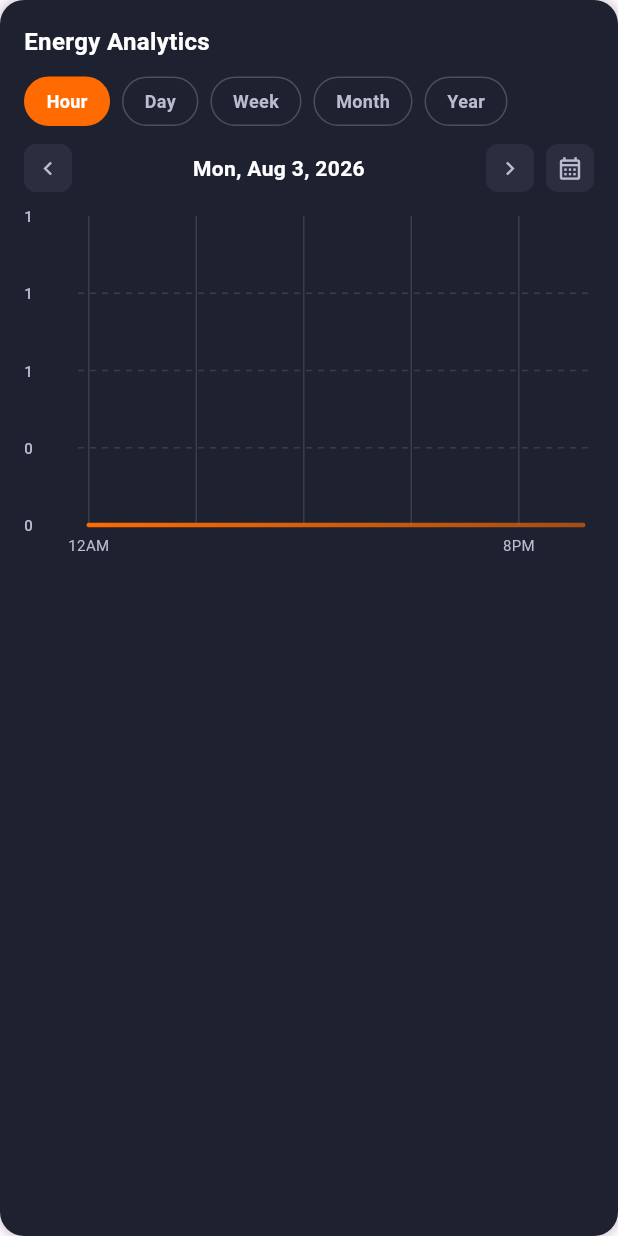
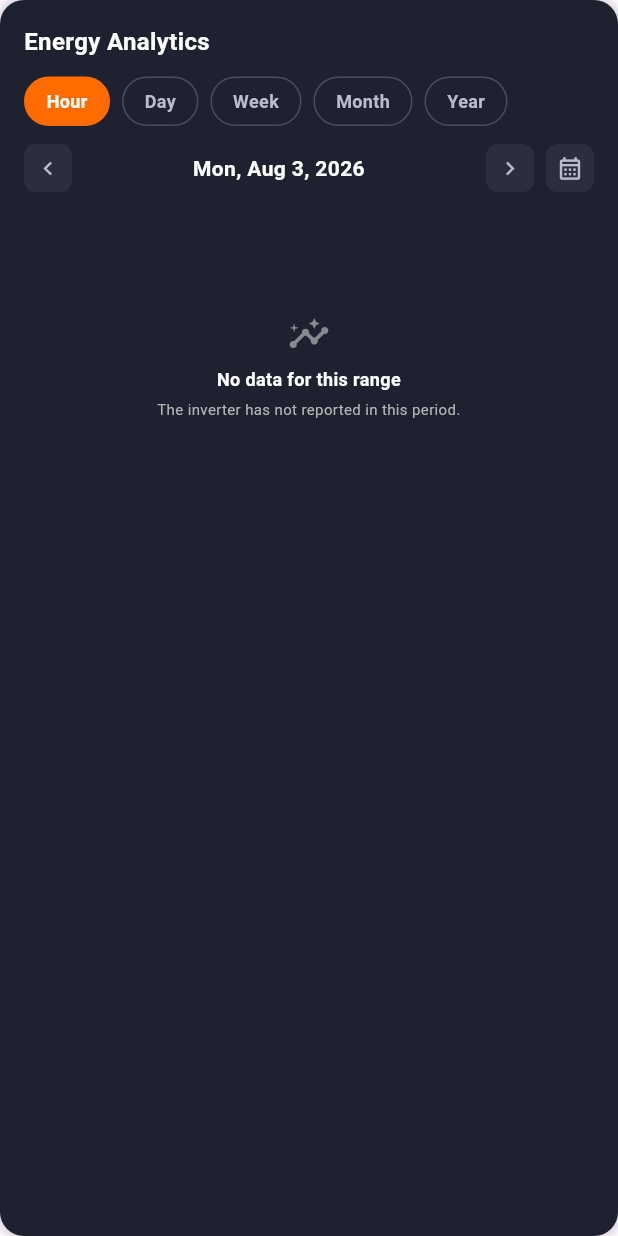
Before and after one commit to MUzair030/solaris-inverter, a Flutter app: the EnergyAnalyticsSection widget shown alone on an empty page, opened directly, on a phone screen of 412 x 824 dp. Run offline on Flutter 3.47's test engine with Material 3 defaults, Android fonts, the phone set to English and light mode, and no system bars; drawn by our look-alikes of fl_chart; our stand-ins replace connectivity_plus, dio, flutter_html, flutter_local_notifications, fluttertoast and 5 more; missing offline and left inert: android_intent_plus, dart:ffi, disable_battery_optimization, flutter_background_service, mobile_scanner, network_info_plus and 2 more; accounts and stored records are empty.

Commit message:
fix(charts): plot only actual backend buckets with no zero-padding; show dots for sparse series

```diff
--- a/lib/presentation/widgets/EnergyAnalyticsSection.dart
+++ b/lib/presentation/widgets/EnergyAnalyticsSection.dart
@@ -36,11 +36,6 @@ class _EnergyAnalyticsSectionState extends State<EnergyAnalyticsSection> {
   DateTime _selectedDay = DateTime.now();
   DateTime _selectedMonth = DateTime.now();
   DateTime _selectedYear = DateTime.now();
-
-  static const List<String> _hourLabels = [
-    '12AM', '', '', '', '4AM', '', '', '', '8AM', '', '', '',
-    '12PM', '', '', '', '4PM', '', '', '', '8PM', '', '', '',
-  ];
 
   @override
   void initState() {
@@ -298,62 +293,36 @@ class _EnergyAnalyticsSectionState extends State<EnergyAnalyticsSection> {
   }
 
   List<FlSpot> _buildSpots(List<InverterStatsModel> stats) {
-    switch (_tab) {
-      case AnalyticsTab.hour:
-        final hours = <int, double>{};
-        for (final item in stats) {
-          final hour = int.tryParse(
-              item.bucket.length > 13 ? item.bucket.substring(11, 13) : '');
-          if (hour != null) hours[hour] = item.energyConsumed;
-        }
-        return [
-          for (var h = 0; h < 24; h++)
-            FlSpot(h.toDouble(), hours[h] ?? 0),
-        ];
-      case AnalyticsTab.day:
-        final days = <int, double>{};
-        for (final item in stats) {
-          final day = int.tryParse(
-              item.bucket.length >= 10 ? item.bucket.substring(8, 10) : '');
-          if (day != null) days[day] = item.energyConsumed;
-        }
-        final total = _daysInMonth(_selectedMonth.year, _selectedMonth.month);
-        return [
-          for (var d = 1; d <= total; d++)
-            FlSpot((d - 1).toDouble(), days[d] ?? 0),
-        ];
-      case AnalyticsTab.week:
-        return [
-          for (var i = 0; i < stats.length; i++)
-            FlSpot(i.toDouble(), stats[i].energyConsumed),
-        ];
-      case AnalyticsTab.month:
-        final months = <int, double>{};
-        for (final item in stats) {
-          final month = int.tryParse(
-              item.bucket.length >= 7 ? item.bucket.substring(5, 7) : '');
-          if (month != null) months[month] = item.energyConsumed;
-        }
-        return [
-          for (var m = 1; m <= 12; m++)
-            FlSpot((m - 1).toDouble(), months[m] ?? 0),
-        ];
-      case AnalyticsTab.year:
-        return [
-          for (var i = 0; i < stats.length; i++)
-            FlSpot(i.toDouble(), stats[i].energyConsumed),
-        ];
-    }
+    // Plot only the buckets the backend actually returned, in chronological
+    // order, with no zero-padding for missing intervals. Each bucket maps to a
+    // sequential x position and is labelled by its bucket key.
+    return [
+      for (var i = 0; i < stats.length; i++)
+        FlSpot(i.toDouble(), stats[i].energyConsumed),
+    ];
   }
+
+  static const List<String> _monthNames = [
+    'Jan', 'Feb', 'Mar', 'Apr', 'May', 'Jun',
+    'Jul', 'Aug', 'Sep', 'Oct', 'Nov', 'Dec',
+  ];
 
   List<String> _buildLabels(List<InverterStatsModel> stats) {
     switch (_tab) {
       case AnalyticsTab.hour:
-        return _hourLabels;
+        // bucket: "2026-08-03T05:00" -> "05:00"
+        return [
+          for (final item in stats)
+            item.bucket.length > 15 ? item.bucket.substring(11, 16) : item.bucket,
+        ];
       case AnalyticsTab.day:
-        final total = _daysInMonth(_selectedMonth.year, _selectedMonth.month);
-        return [for (var d = 1; d <= total; d++) '$d'];
+        // bucket: "2026-08-15" -> "15"
+        return [
+          for (final item in stats)
+            item.bucket.length >= 10 ? item.bucket.substring(8, 10) : item.bucket,
+        ];
       case AnalyticsTab.week:
+        // bucket: "2026-08-03" -> "08/03"
         return [
           for (final item in stats)
             item.bucket.length >= 10
@@ -361,15 +330,25 @@ class _EnergyAnalyticsSectionState extends State<EnergyAnalyticsSection> {
                 : item.bucket,
         ];
       case AnalyticsTab.month:
-        return const [
-          'Jan', '', '', 'Apr', '', '', 'Jul', '', '', 'Oct', '', '',
+        // bucket: "2026-08" -> "Aug"
+        return [
+          for (final item in stats)
+            _monthFromBucket(item.bucket),
         ];
       case AnalyticsTab.year:
+        // bucket: "2026" -> "2026"
         return [
           for (final item in stats)
             item.bucket.length >= 4 ? item.bucket.substring(0, 4) : item.bucket,
         ];
     }
+  }
+
+  String _monthFromBucket(String bucket) {
+    if (bucket.length < 7) return bucket;
+    final month = int.tryParse(bucket.substring(5, 7));
+    if (month == null || month < 1 || month > 12) return bucket;
+    return _monthNames[month - 1];
   }
 }
 
--- a/lib/presentation/widgets/ZoomableLineChart.dart
+++ b/lib/presentation/widgets/ZoomableLineChart.dart
@@ -219,7 +219,15 @@ class _ZoomableLineChartState extends State<ZoomableLineChart> {
                   endOpacity: 0.02,
                 ),
               ),
-              dotData: const FlDotData(show: false),
+              dotData: FlDotData(
+                show: widget.spots.length <= 24,
+                getDotPainter: (spot, percent, barData, index) => FlDotCirclePainter(
+                  radius: 3,
+                  color: widget.color.withValues(alpha: 0.9),
+                  strokeWidth: 1.5,
+                  strokeColor: Colors.white,
+                ),
+              ),
             ),
           ],
         ),
```
